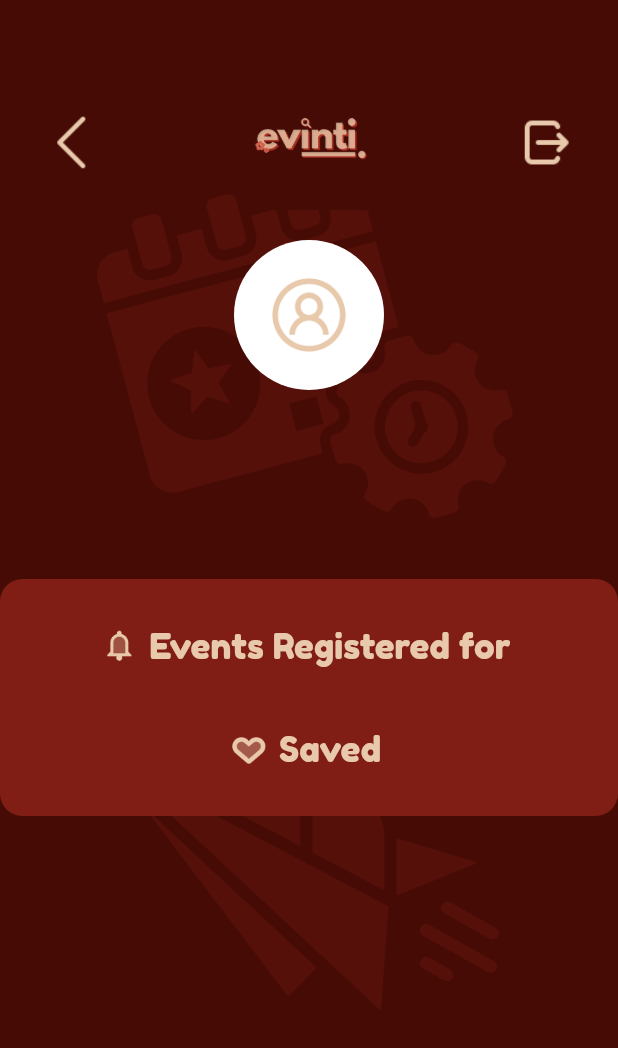
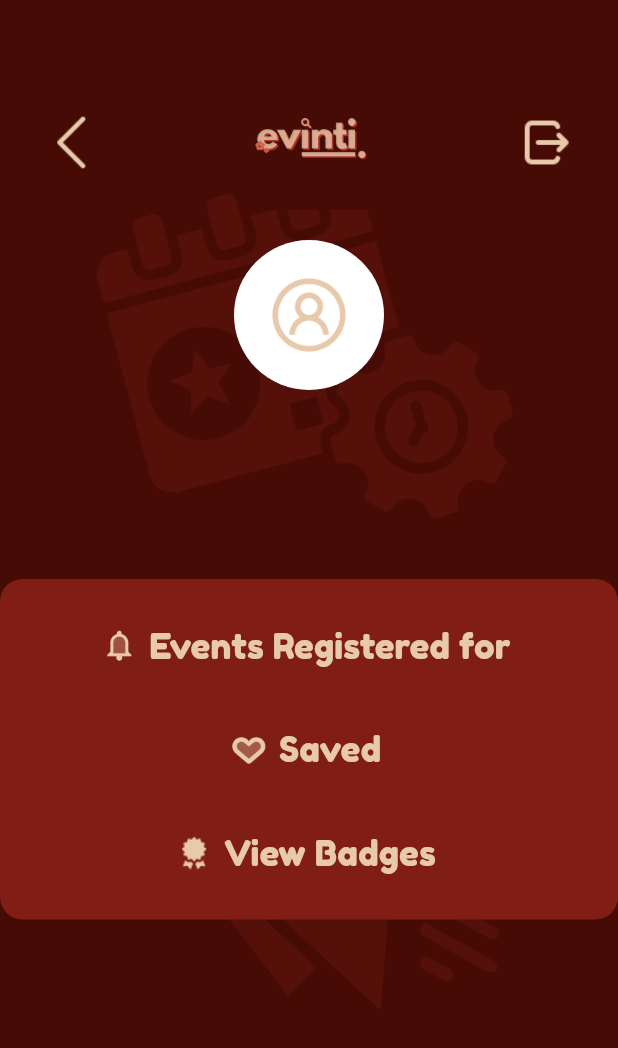
Before and after one commit to MaazPotrick/evinti, a Flutter app: the StudentProfile screen opened directly, on a phone screen of 412 x 824 dp. Shown: the top 1048 px of the screen. Run offline on Flutter 3.47's test engine with Material 3 defaults, Android fonts, the phone set to English and light mode, and no system bars; our stand-ins replace carousel_slider, cloud_firestore, firebase_auth, firebase_core, firebase_storage, fl_chart and 4 more; accounts and stored records are empty.

Commit message:
Add function for badges and to display badges

```diff
--- a/lib/StudentProfile.dart
+++ b/lib/StudentProfile.dart
@@ -4,6 +4,7 @@ import 'package:cloud_firestore/cloud_firestore.dart';
 import 'login.dart';
 import 'StudentRegisteredEvent.dart';
 import 'StudentSaved.dart';
+import 'StudentBadgesPage.dart'; // Import the StudentBadgesPage
 
 class StudentProfile extends StatefulWidget {
   const StudentProfile({Key? key}) : super(key: key);
@@ -190,6 +191,29 @@ class _StudentProfileState extends State<StudentProfile> {
                         ),
                       ),
                     ),
+                    const SizedBox(height: 20),
+                    // "View Badges" Button
+                    TextButton.icon(
+                      onPressed: () {
+                        Navigator.push(
+                          context,
+                          MaterialPageRoute(builder: (context) => const StudentBadgesPage()),
+                        );
+                      },
+                      icon: Image.asset(
+                        'assets/images/badge.png', // Add a badge icon in your assets for this button
+                        height: 24,
+                        width: 24,
+                      ),
+                      label: const Text(
+                        'View Badges',
+                        style: TextStyle(
+                          fontFamily: 'FredokaOne',
+                          fontSize: 23,
+                          color: Color(0xFFe8c9ab),
+                        ),
+                      ),
+                    ),
                   ],
                 ),
               ),
--- a/pubspec.yaml
+++ b/pubspec.yaml
@@ -66,6 +66,11 @@ flutter:
     - assets/images/setting2.png
     - assets/images/back2.png
     - assets/images/transBg.png
+    - assets/images/bronze.png
+    - assets/images/silver.png
+    - assets/images/gold.png
+    - assets/images/diamond.png
+    - assets/images/badge.png
 
   # Add custom fonts
   fonts:
```
Also changed, not shown: lib/StudentBadgesPage.dart (added, +81 -0 lines), lib/StudentEventDetails.dart (+53 -1 lines), assets/images/badge.png (added), assets/images/bronze.png (added), assets/images/diamond.png (added), assets/images/gold.png (added), 1 other file.
